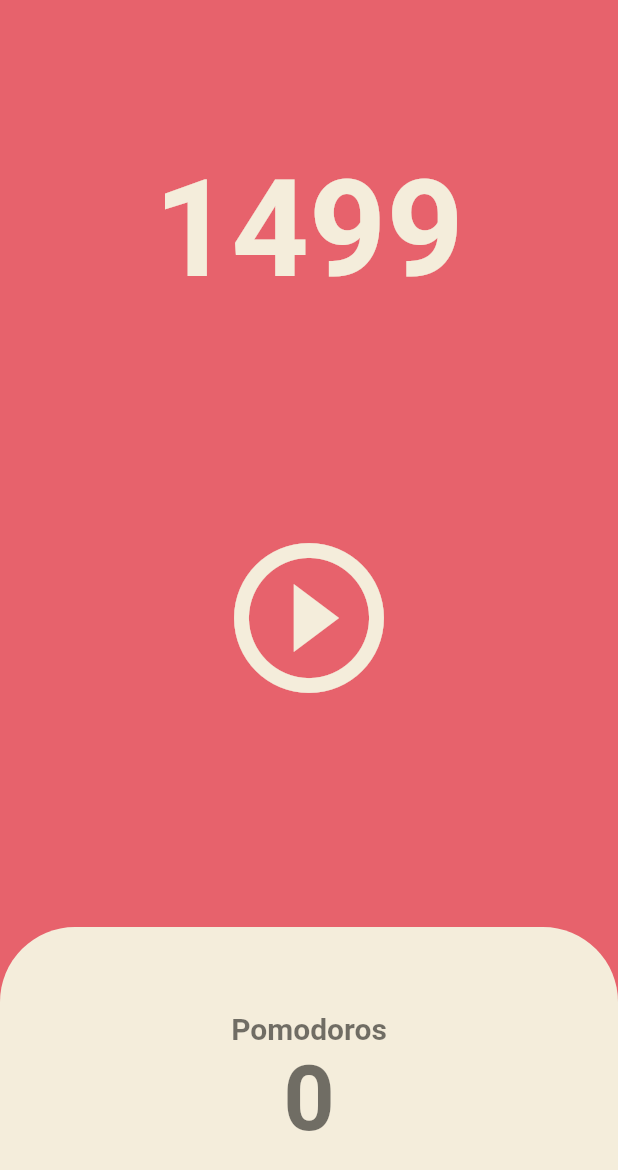
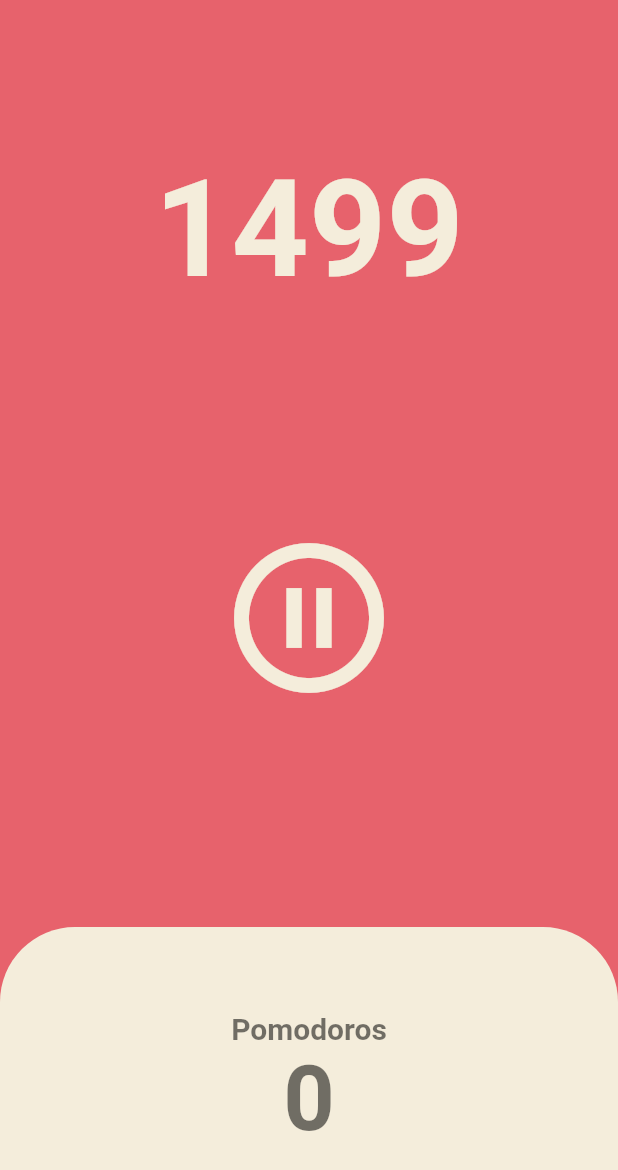
Before and after one commit to frontWeb-dev/flutter, a Flutter app: the screen it shows after launch, after a tap on the "play circle outline" icon, on a phone screen of 412 x 824 dp. Shown: the top 1170 px of the screen. Run offline on Flutter 3.47's test engine with Material 2 defaults, Android fonts, the phone set to English and light mode, and no system bars.

Commit message:
feat: Pause

```diff
--- a/lib/screens/home_screen.dart
+++ b/lib/screens/home_screen.dart
@@ -10,6 +10,7 @@ class HomeScreen extends StatefulWidget {
 
 class _HomeScreenState extends State<HomeScreen> {
   int totalSecond = 1500; // 25min
+  bool isRunning = false;
   late Timer timer;
 
   void onTick(Timer timer) {
@@ -20,6 +21,16 @@ class _HomeScreenState extends State<HomeScreen> {
 
   void onStartPressed() {
     timer = Timer.periodic(const Duration(seconds: 1), onTick);
+    setState(() {
+      isRunning = true;
+    });
+  }
+
+  void onPausePressed() {
+    timer.cancel(); // 일시정지
+    setState(() {
+      isRunning = false;
+    });
   }
 
   @override
@@ -45,9 +56,11 @@ class _HomeScreenState extends State<HomeScreen> {
             flex: 2,
             child: Center(
               child: IconButton(
-                onPressed: onStartPressed,
-                icon: const Icon(
-                  Icons.play_circle_outline,
+                onPressed: isRunning ? onPausePressed : onStartPressed,
+                icon: Icon(
+                  isRunning
+                      ? Icons.pause_circle_outline
+                      : Icons.play_circle_outline,
                 ),
                 iconSize: 120,
                 color: Theme.of(context).cardColor,
```
